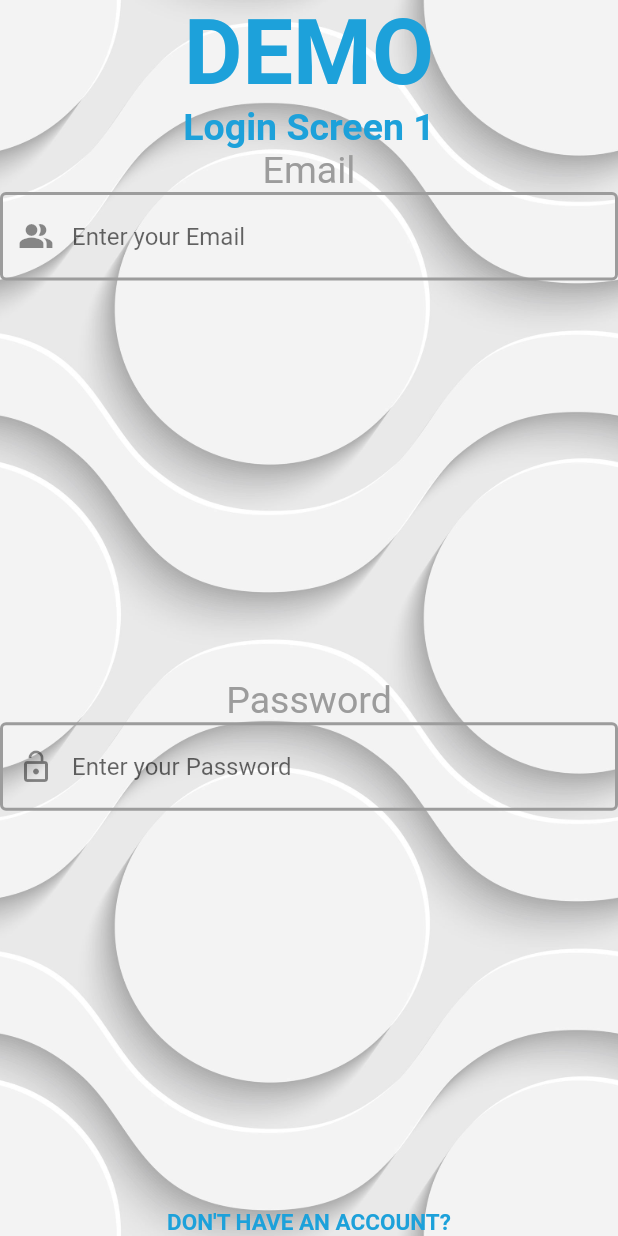
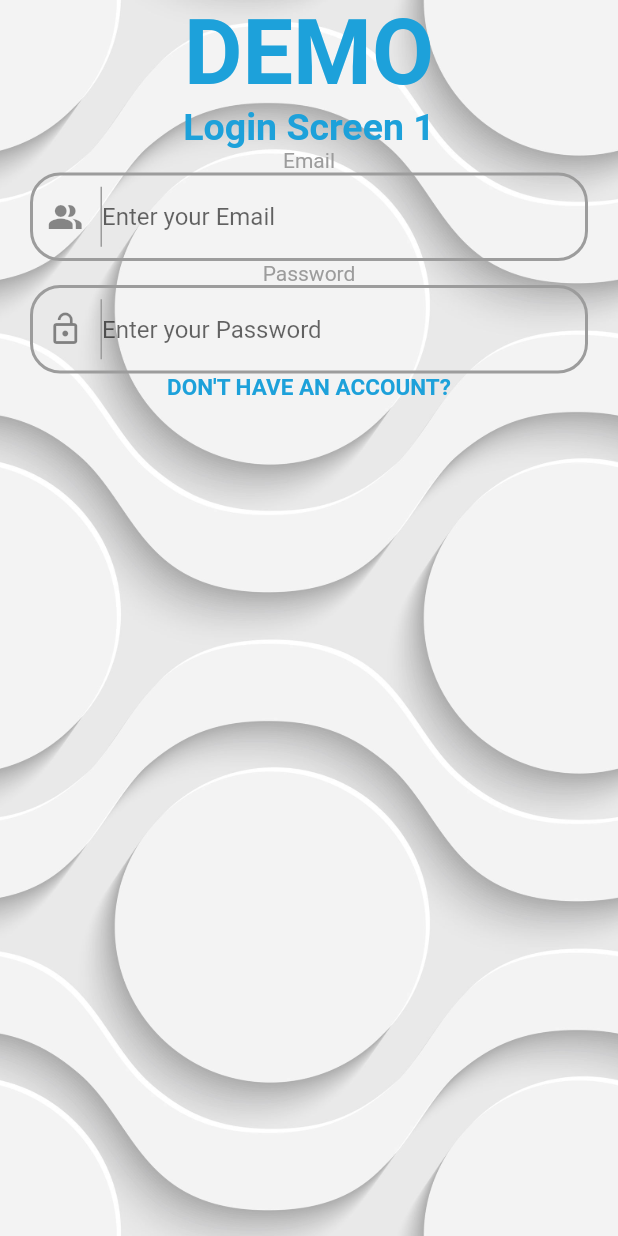
Before and after one commit to ahmloutfy/Login, a Flutter app: the screen it shows after launch, on a phone screen of 412 x 824 dp. Run offline on Flutter 3.47's test engine with Material 2 defaults, Android fonts, the phone set to English and light mode, and no system bars.

Commit message:
Switching to branch FLL1

```diff
--- a/lib/screens/login_screen.dart
+++ b/lib/screens/login_screen.dart
@@ -32,17 +32,21 @@ class LoginScreen extends StatelessWidget {
                 ),
               ),
               const SizedBox(),
-              Text(
+              const Text(
                 'Email',
-                style: kGreyText,
+                style: TextStyle(
+                  color: kGreyText,
+                ),
               ),
               FieldText.fieldText(
                 fieldIcon: const Icon(Icons.people_alt),
                 hintText: 'Enter your Email',
               ),
-              Text(
+              const Text(
                 'Password',
-                style: kGreyText,
+                style: TextStyle(
+                  color: kGreyText,
+                ),
               ),
               FieldText.fieldText(
                 fieldIcon: const Icon(Icons.lock_open),
--- a/lib/utilities/constants.dart
+++ b/lib/utilities/constants.dart
@@ -1,6 +1,3 @@
 import 'package:flutter/material.dart';
 
-TextStyle kGreyText = const TextStyle(
-  color: Color(0xFF9C9C9C),
-  fontSize: 25.0,
-);
+const kGreyText = Color(0xFF9C9C9C);
--- a/lib/utilities/text_field.dart
+++ b/lib/utilities/text_field.dart
@@ -1,17 +1,30 @@
 import 'package:flutter/material.dart';
+import 'constants.dart';
 
 class FieldText {
-  static Expanded fieldText({
-    Color color = const Color(0xFF9C9C9C),
+  static Padding fieldText({
+    Color color = kGreyText,
     Icon? fieldIcon,
     String? hintText,
   }) {
-    return Expanded(
+    return Padding(
+      padding: const EdgeInsets.symmetric(horizontal: 20.0),
       child: TextField(
         decoration: InputDecoration(
-          prefixIcon: fieldIcon,
+          prefixIcon: Container(
+            margin: const EdgeInsets.symmetric(vertical: 4.0),
+            child: fieldIcon,
+            decoration: const BoxDecoration(
+              border: Border(
+                right: BorderSide(
+                  color: kGreyText,
+                ),
+              ),
+            ),
+          ),
           hintText: hintText,
           enabledBorder: OutlineInputBorder(
+            borderRadius: BorderRadius.circular(20.0),
             borderSide: BorderSide(
               width: 2,
               color: color,
```
Also changed, not shown: 2 other files.
